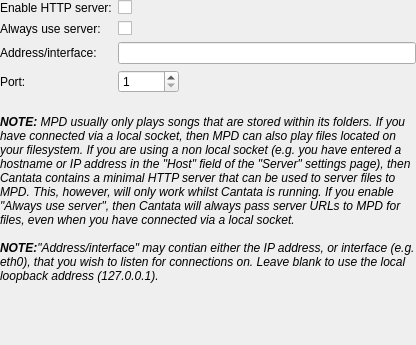
First picture: the form in http/httpserversettings.ui, repository polpo/cantata-mac, before the edit.
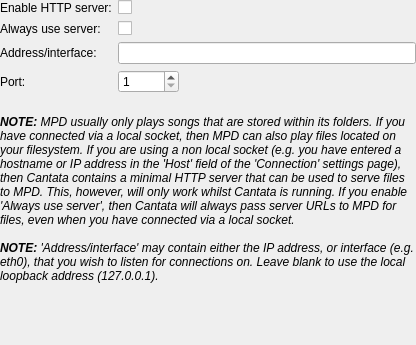
Second picture: the form after the edit. Custom widgets are drawn as their Qt base class.

The edit to the form file:
```diff
--- a/http/httpserversettings.ui
+++ b/http/httpserversettings.ui
@@ -107,8 +107,8 @@
    <item>
     <widget class="QLabel" name="label_4">
      <property name="text">
-      <string>&lt;i&gt;&lt;b&gt;NOTE:&lt;/b&gt; MPD usually only plays songs that are stored within its folders. If you have connected via a local socket, then MPD can also play files located on your filesystem. If you are using a non local socket (e.g. you have entered a hostname or IP address in the &quot;Host&quot; field of the &quot;Server&quot; settings page), then Cantata contains a minimal HTTP server that can be used to server files to MPD. This, however, will only work whilst Cantata is running.  If you enable &quot;Always use server&quot;, then Cantata will always pass server URLs to MPD for files, even when you have  connected via a local socket.&lt;br/&gt;&lt;br/&gt;
-&lt;b&gt;NOTE:&lt;/b&gt;&quot;Address/interface&quot; may contian either the IP address, or interface (e.g. eth0), that you wish to listen for connections on. Leave blank to use the local loopback address (127.0.0.1).&lt;/i&gt;&lt;/i&gt;</string>
+      <string>&lt;i&gt;&lt;b&gt;NOTE:&lt;/b&gt; MPD usually only plays songs that are stored within its folders. If you have connected via a local socket, then MPD can also play files located on your filesystem. If you are using a non local socket (e.g. you have entered a hostname or IP address in the 'Host' field of the 'Connection' settings page), then Cantata contains a minimal HTTP server that can be used to serve files to MPD. This, however, will only work whilst Cantata is running.  If you enable 'Always use server', then Cantata will always pass server URLs to MPD for files, even when you have  connected via a local socket.&lt;br/&gt;&lt;br/&gt;
+&lt;b&gt;NOTE:&lt;/b&gt; 'Address/interface' may contain either the IP address, or interface (e.g. eth0), that you wish to listen for connections on. Leave blank to use the local loopback address (127.0.0.1).&lt;/i&gt;&lt;/i&gt;</string>
      </property>
      <property name="wordWrap">
       <bool>true</bool>
```
